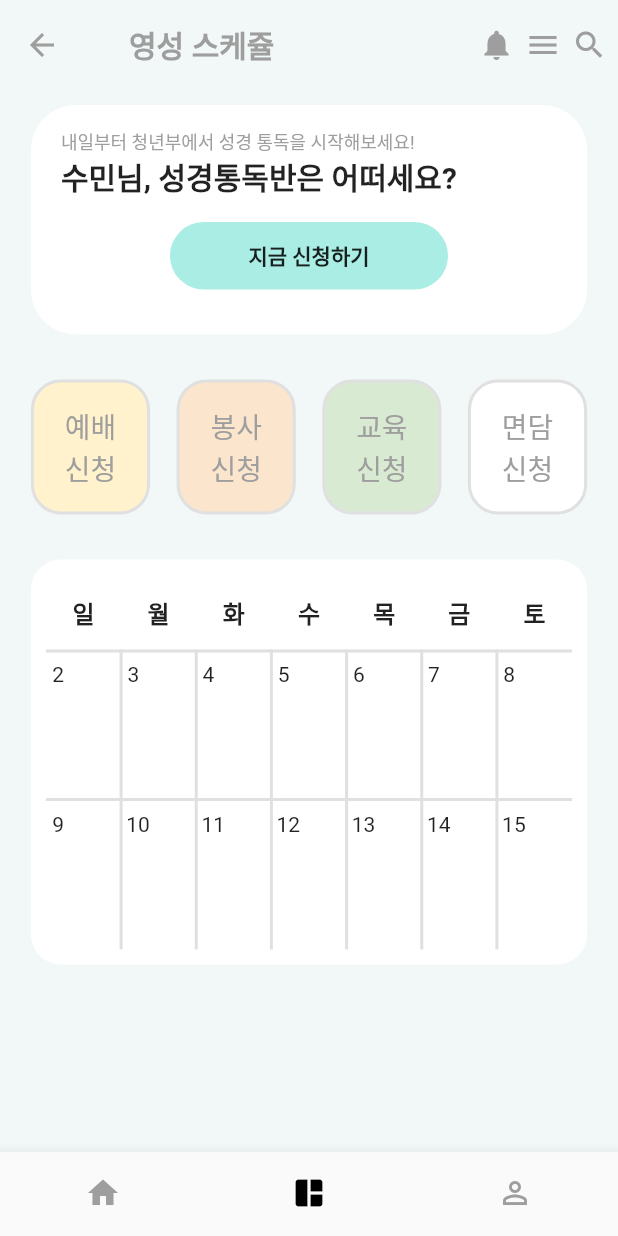
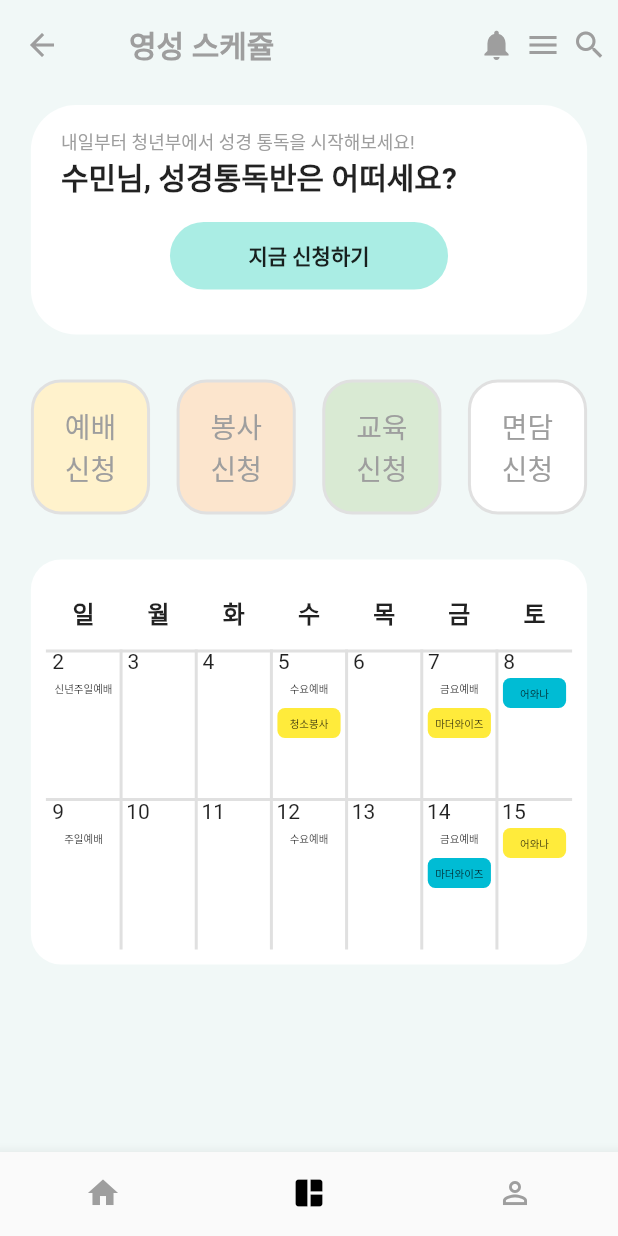
Before and after one commit to minjun-P/byBloom_MVP, a Flutter app: the MainScreen screen opened by its route, item 2 of the bottom bar chosen, on a phone screen of 412 x 824 dp. Run offline on Flutter 3.47's test engine with Material 2 defaults, Android fonts, the phone set to English and light mode, and no system bars; our stand-ins replace firebase_auth, firebase_core, firebase_database, firebase_storage, get, image_picker; accounts and stored records are empty; network calls fail.

Commit message:
달력 구현 완료

```diff
--- a/lib/schedule/components/calendar.dart
+++ b/lib/schedule/components/calendar.dart
@@ -1,5 +1,5 @@
 import 'package:flutter/material.dart';
-
+import 'package:bybloom_mvp/schedule/model/calendar_model.dart';
 /**
  * 캘린더 내부 정보를 기록할 객체를 하나 만들어서 날짜별로 해당하는 일정을 표시할 수 있도록
  * 만들어놔야 할 것 같다. 구체적인 방식은 더 고민을 해보자.
@@ -52,9 +52,17 @@ class _CalendarState extends State<Calendar> {
                         return TableCell(
                           child: Container(
                             height: 100,
-                            child: Align(
-                                alignment: Alignment(-0.8,-0.8),
-                                child: Text('${index+2}')
+                            child: Column(
+                              children: [
+                                Align(
+                                    alignment: Alignment(-0.8,-0.8),
+                                    child: Text('${index+2}')
+                                ),
+
+                                _officialScheduleBuilder(OfficialMap,index+2),
+                                _personalScheduleBuilder(PersonalMap,index+2)
+                              ],
+
                             ),
                           ),
                         );
@@ -67,19 +75,71 @@ class _CalendarState extends State<Calendar> {
                         return TableCell(
                           child: Container(
                             height: 100,
-                            child: Align(
-                                alignment: Alignment(-0.8,-0.8),
-                                child: Text('${index+9}')
+                            child: Column(
+                              children: [
+                                Align(
+                                    alignment: Alignment(-0.8,-0.8),
+                                    child: Text('${index+9}')
+                                ),
+
+                                _officialScheduleBuilder(OfficialMap,index+9),
+                                _personalScheduleBuilder(PersonalMap,index+9)
+                              ],
+
                             ),
                           ),
                         );
                       })
 
                   ),
+
                 ],
               ),
             ]
         )
     );
   }
+
+  _officialScheduleBuilder(Map schedule,int index) {
+
+    if (schedule.containsKey(index.toString())) {
+      return Container(
+        height:20,
+        width: (MediaQuery.of(context).size.width*0.9-20)/7-2,
+        margin: EdgeInsets.symmetric(horizontal: 4),
+        decoration: BoxDecoration(
+            color: Colors.transparent,
+            borderRadius: BorderRadius.circular(10)
+        ),
+        alignment: Alignment.center,
+        child: Text(schedule[index.toString()],style: TextStyle(fontSize: 7),),
+      );
+
+    } else {
+      return Container(
+        height: 0,
+      );
+    }
+  }
+  _personalScheduleBuilder(Map schedule,int index) {
+
+    if (schedule.containsKey(index.toString())) {
+      return Container(
+        height: 20,
+        width: (MediaQuery.of(context).size.width*0.9-20)/7-2,
+        margin: EdgeInsets.symmetric(horizontal: 4,vertical: 3),
+        decoration: BoxDecoration(
+            color: index%2==0?Colors.cyan:Colors.yellow,
+            borderRadius: BorderRadius.circular(5)
+        ),
+        alignment: Alignment.center,
+        child: Text(schedule[index.toString()],style: TextStyle(fontSize: 7),),
+      );
+
+    } else {
+      return Container(
+        height: 0,
+      );
+    }
+  }
 }
--- /dev/null
+++ b/lib/schedule/model/calendar_model.dart
@@ -0,0 +1,33 @@
+class OfficialCalendar {
+  int day;
+  String title;
+
+  OfficialCalendar({required this.day, required this.title});
+}
+
+List OfficialList = [
+  OfficialCalendar(day: 2, title: '신년주일예배'),
+  OfficialCalendar(day: 5, title: '수요예배'),
+  OfficialCalendar(day: 7, title: '금요예배'),
+  OfficialCalendar(day: 9, title: '주일예배'),
+  OfficialCalendar(day: 12, title: '수요예배'),
+  OfficialCalendar(day: 14, title: '금요예배'),
+
+];
+
+Map OfficialMap = {
+  '2':'신년주일예배',
+  '5':'수요예배',
+  '7':'금요예배',
+  '9':'주일예배',
+  '12':'수요예배',
+  '14':'금요예배'
+};
+
+Map PersonalMap = {
+  '5':'청소봉사',
+  '7':'마더와이즈',
+  '8':'어와나',
+  '14':'마더와이즈',
+  '15':'어와나'
+};
```
